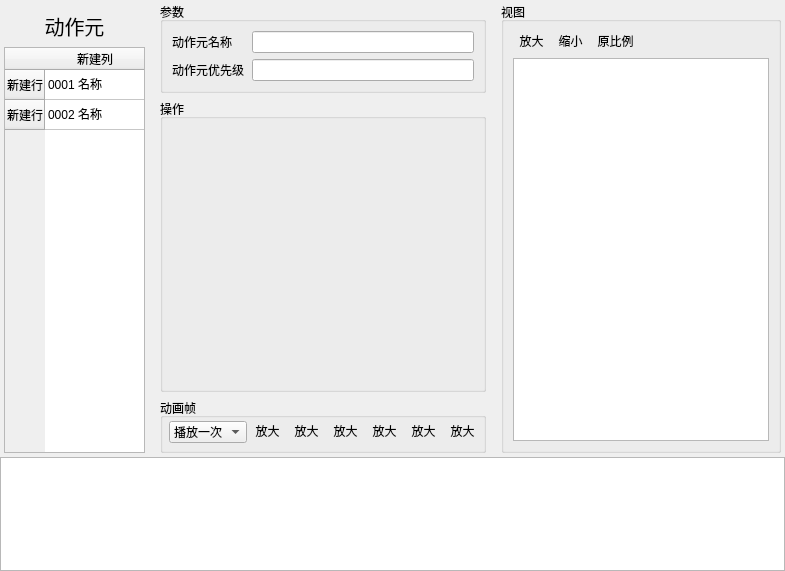
First picture: the form in DrillGIFActionSequenceEditor/Source/ActionSeqModule/actionPart/p_ActionPart.ui, repository DrillUp/DrillGIFActionSequenceEditor, before the edit.
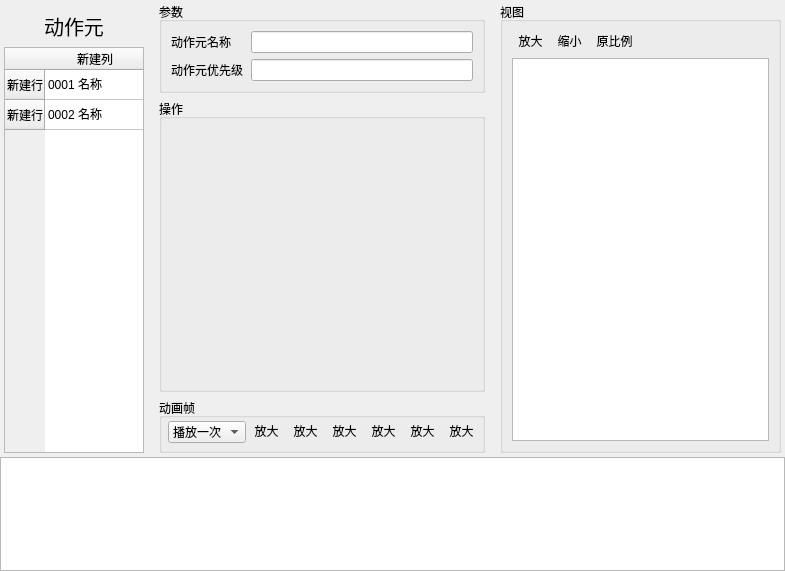
Second picture: the form after the edit. Icons and pictures are not drawn.

What changed in the file:
```diff
--- a/DrillGIFActionSequenceEditor/Source/ActionSeqModule/actionPart/p_ActionPart.ui
+++ b/DrillGIFActionSequenceEditor/Source/ActionSeqModule/actionPart/p_ActionPart.ui
@@ -49,7 +49,7 @@
       </property>
       <item>
        <widget class="QWidget" name="widget_2" native="true">
-        <layout class="QHBoxLayout" name="horizontalLayout_2" stretch="2,3,0">
+        <layout class="QHBoxLayout" name="horizontalLayout_2" stretch="2,3,4">
          <property name="leftMargin">
           <number>0</number>
          </property>
```
